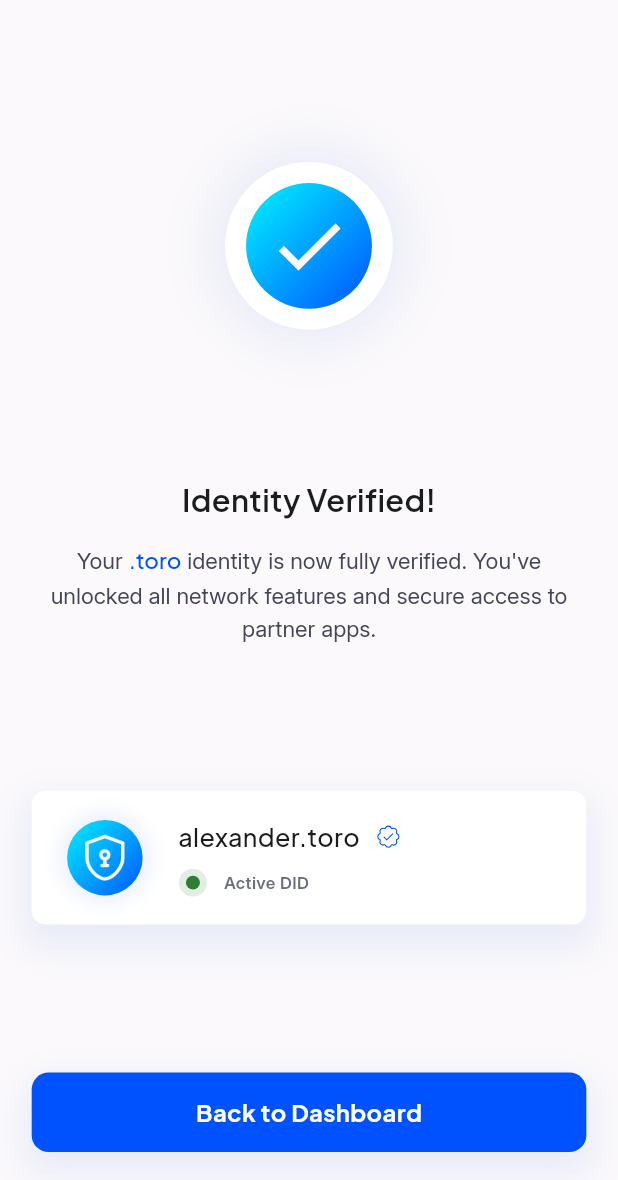
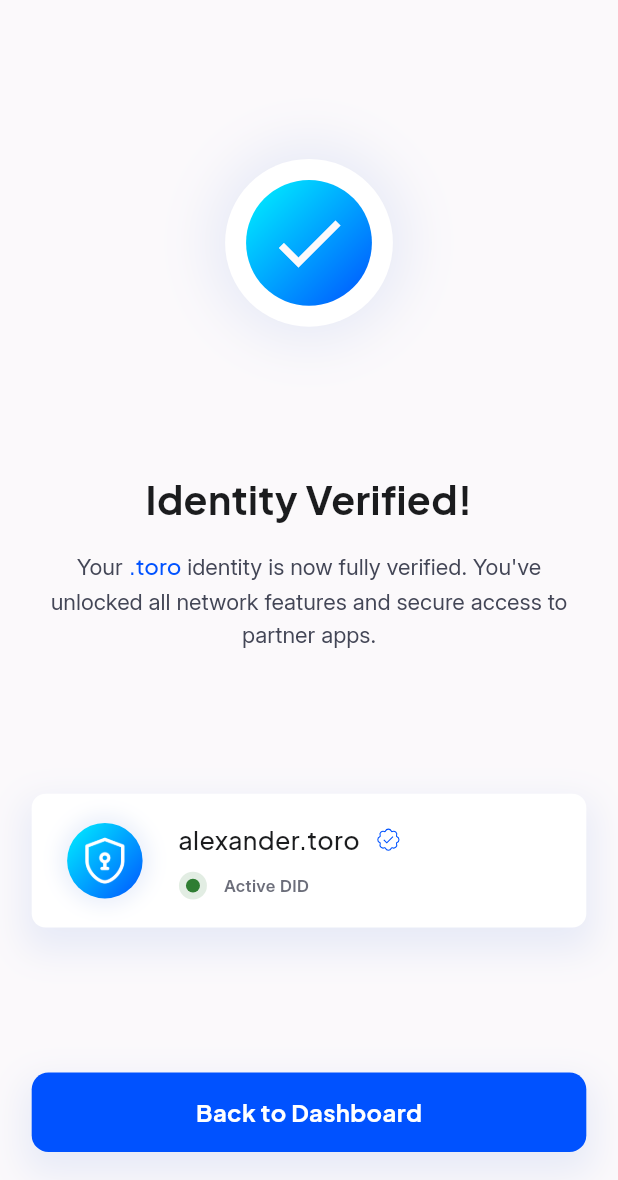
Before and after one commit to maverick0x/toropass, a Flutter app: the SuccessScreen screen opened by its route, on a phone screen of 412 x 824 dp, the part 56-1236 px from its top. Run offline on Flutter 3.47's test engine with Material 3 defaults, Android fonts, the phone set to English and light mode, and no system bars; our stand-ins replace device_info_plus, dio, equatable, flutter_dotenv, flutter_riverpod, flutter_screenutil and 9 more; missing offline and left inert: freerasp, local_auth_android, local_auth_darwin, screen_protector; accounts and stored records are empty; generated files the repository leaves out were written again.

Commit message:
feat: Update text style for identity verification message in SuccessScreen

```diff
--- a/apps/toropass_wallet/lib/features/home/presentation/screens/success.dart
+++ b/apps/toropass_wallet/lib/features/home/presentation/screens/success.dart
@@ -76,7 +76,7 @@ class _SuccessScreenState extends ConsumerState<SuccessScreen> {
                 mainAxisSize: .min,
                 crossAxisAlignment: .center,
                 children: [
-                  Text("Identity Verified!", style: appStyles.sectionTitle),
+                  Text("Identity Verified!", style: appStyles.pageTitle),
                   15.verticalSpacer,
                   RichText(
                     textAlign: TextAlign.center,
```
